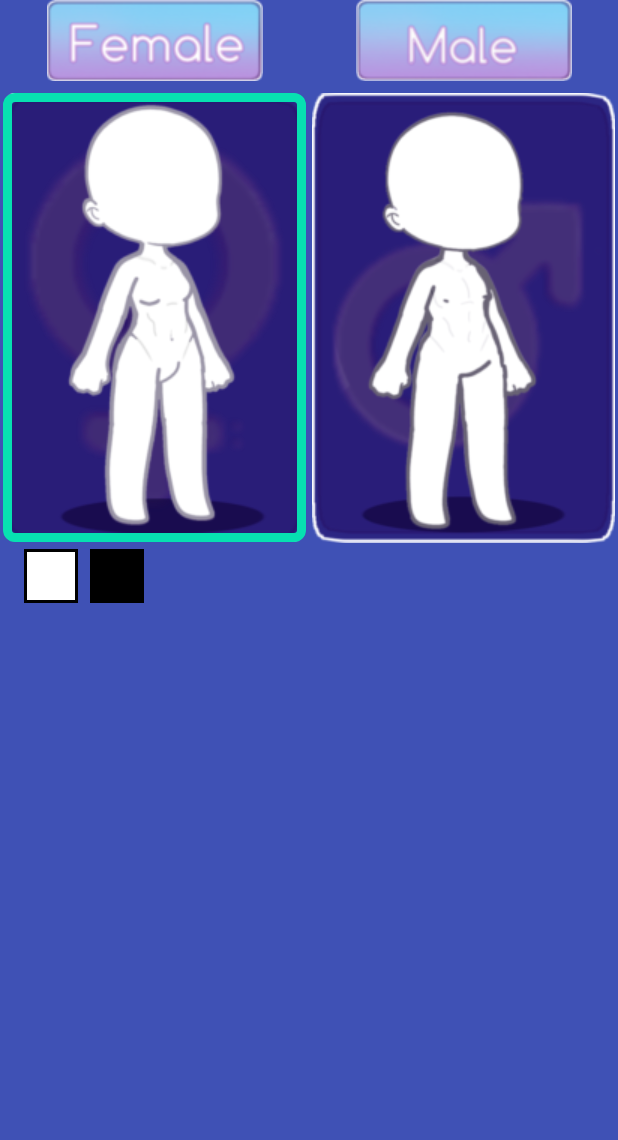
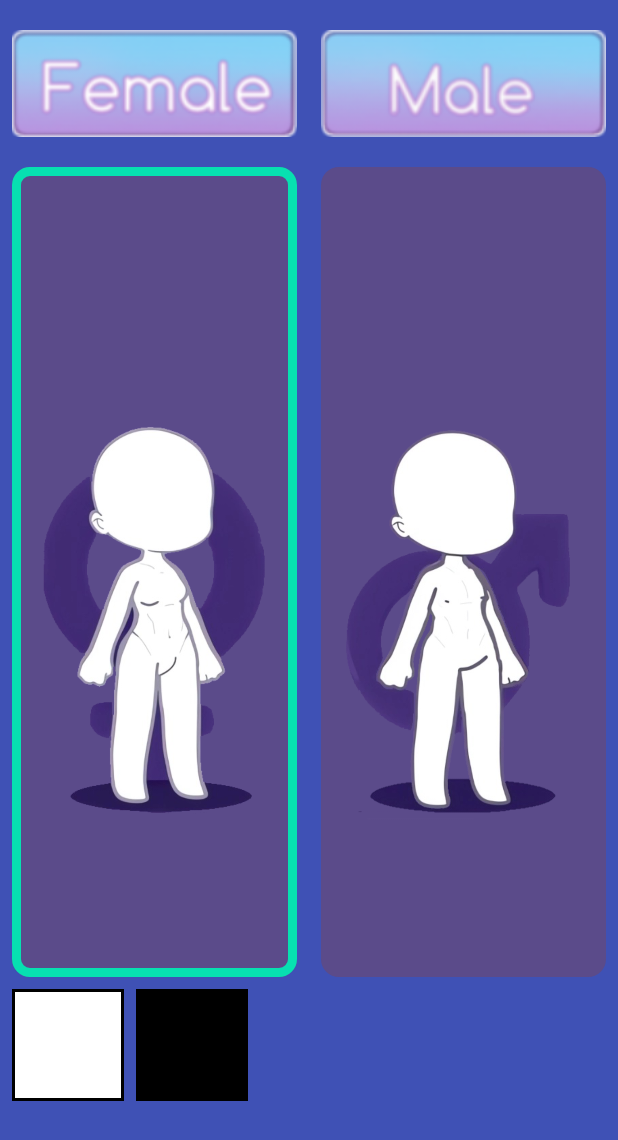
Before and after one commit to RodionShulik/TokiGame, an Android app built with Jetpack Compose: the @Preview function PreviewGenderCategory, on a phone screen of 412 x 824 dp. Shown: the top 1140 px of the screen. Run offline under Robolectric (Android 15) with nearby library versions, the phone set to English and light mode, and no system bars.

Commit message:
deleted getColor and made GenderCategory adaptive

```diff
--- a/app/src/main/java/com/example/toki/ui/MainViewModel.kt
+++ b/app/src/main/java/com/example/toki/ui/MainViewModel.kt
@@ -1,6 +1,5 @@
 package com.example.toki.ui
 
-import android.util.Log
 import androidx.compose.ui.graphics.Color
 import androidx.lifecycle.ViewModel
 import androidx.lifecycle.viewModelScope
@@ -15,8 +14,6 @@ class MainViewModel :ViewModel() {
     private var _character = MutableStateFlow<Character>(Character())
     val character = _character.asStateFlow()
 
-    private var _colorFLow = MutableStateFlow(Color.Transparent)
-    val colorFlow = _colorFLow.asStateFlow()
     fun setBody(gender:String){
         if(gender=="female"){
             _character.value = _character.value.copy(
@@ -61,14 +58,4 @@ class MainViewModel :ViewModel() {
         }
 
     }
-    fun getColor (element: String?){
-        when(element){
-
-            "body_contour" -> _colorFLow.value = _character.value.body.bodyContour.color
-            "body_filling" -> _colorFLow.value = _character.value.body.bodyFilling.color
-
-            else->_colorFLow.value = _character.value.body.bodyContour.color
-        }
-        Log.d("color_test", "FLOW:${_colorFLow.value}")
-    }
 }
--- a/app/src/main/java/com/example/toki/ui/compositions/ColorTile.kt
+++ b/app/src/main/java/com/example/toki/ui/compositions/ColorTile.kt
@@ -4,7 +4,7 @@ import androidx.compose.foundation.background
 import androidx.compose.foundation.border
 import androidx.compose.foundation.clickable
 import androidx.compose.foundation.layout.Box
-import androidx.compose.foundation.layout.size
+import androidx.compose.foundation.layout.fillMaxSize
 import androidx.compose.runtime.Composable
 import androidx.compose.ui.Modifier
 import androidx.compose.ui.graphics.Color
@@ -17,7 +17,7 @@ fun ColorTile(
     navigateToDestination: () ->Unit,
 ) {
     Box(modifier = modifier
-        .size(36.dp)
+        .fillMaxSize()
         .background(color)
         .border(width = 2.dp, color = Color.Black)
         .clickable {
--- a/app/src/main/java/com/example/toki/ui/screens/category/GenderCategory.kt
+++ b/app/src/main/java/com/example/toki/ui/screens/category/GenderCategory.kt
@@ -10,8 +10,14 @@ import androidx.compose.foundation.clickable
 import androidx.compose.foundation.layout.Arrangement
 import androidx.compose.foundation.layout.Column
 import androidx.compose.foundation.layout.Row
+import androidx.compose.foundation.layout.aspectRatio
 import androidx.compose.foundation.layout.fillMaxSize
+import androidx.compose.foundation.layout.fillMaxWidth
 import androidx.compose.foundation.layout.padding
+import androidx.compose.foundation.lazy.grid.GridCells
+import androidx.compose.foundation.lazy.grid.LazyVerticalGrid
+import androidx.compose.material3.Card
+import androidx.compose.material3.CardDefaults
 import androidx.compose.material3.MaterialTheme
 import androidx.compose.runtime.Composable
 import androidx.compose.runtime.collectAsState
@@ -35,7 +41,7 @@ import com.example.toki.ui.theme.TokiTheme
 @Composable
 fun GenderScreenStateful(
     mainViewModel: MainViewModel,
-    navigateToDestination: (String) ->Unit
+    navigateToDestination: (String) -> Unit
 ) {
     var selectedCard by rememberSaveable {
         mutableStateOf<String>("female")
@@ -59,12 +65,12 @@ fun GenderScreenStateless(
     modifier: Modifier = Modifier,
     selectedCard: String,
     onSelectedCardClick: (String) -> Unit,
-    navigateToDestination: (String) ->Unit,
-    contourColor:Color,
-    fillingColor:Color
+    navigateToDestination: (String) -> Unit,
+    contourColor: Color,
+    fillingColor: Color
 ) {
     Column(modifier = modifier.fillMaxSize()) {
-            Row(modifier = modifier) {
+        Row(modifier = modifier.weight(0.8f)) {
             GenderCard(
                 modifier = modifier.weight(0.5f),
                 label = R.drawable.female_card_label,
@@ -74,7 +80,8 @@ fun GenderScreenStateless(
                 onSelectedCardClick = { gender -> onSelectedCardClick(gender) }
             )
         GenderCard(
-                    modifier = modifier.weight(0.5f),
+            modifier = modifier
+                .weight(0.5f),
             label = R.drawable.male_card_label,
             content = R.drawable.male_card_content,
             contentDescription = "male",
@@ -82,20 +89,27 @@ fun GenderScreenStateless(
             onSelectedCardClick = { gender -> onSelectedCardClick(gender) }
         )
         }
-            Row(
-                modifier = modifier.padding(start = 16.dp , top = 4.dp),
-                horizontalArrangement = Arrangement.spacedBy(8.dp)
-            ){
+        LazyVerticalGrid(
+            modifier = Modifier.weight(0.2f).padding(start = 8.dp),
+            columns = GridCells.Fixed(5),
+            horizontalArrangement = Arrangement.spacedBy(8.dp),
+        ) {
+            item {
                 ColorTile(
+                    modifier = Modifier.aspectRatio(1f),
                     color = fillingColor,
-                    navigateToDestination = {navigateToDestination("body_filling")}
+                    navigateToDestination = { navigateToDestination("body_filling") }
                 )
+
+            }
+            item{
                 ColorTile(
+                    modifier = Modifier.aspectRatio(1f),
                     color = contourColor,
-                    navigateToDestination = {navigateToDestination("body_contour")}
+                    navigateToDestination = { navigateToDestination("body_contour") }
                 )
             }
-
+        }
     }
 }
 
@@ -123,28 +137,39 @@ fun GenderCard(
 
 
     Column(
-        modifier = modifier,
+        modifier = modifier.padding(8.dp),
         horizontalAlignment = Alignment.CenterHorizontally,
         verticalArrangement = Arrangement.spacedBy(8.dp)
     ) {
         Image(
+            modifier = Modifier.fillMaxWidth().weight(0.15f),
             painter = painterResource(id = label),
             contentDescription = contentDescription
         )
-        Image(
+        Card(
             modifier = Modifier
+                .weight(0.85f)
+                .fillMaxWidth()
                 .border(
                     width = borderDp,
                     color = Color(0xFF07e0b1),
-                    shape = MaterialTheme.shapes.small
+                    shape = MaterialTheme.shapes.medium
                 )
                 .clickable {
                     onSelectedCardClick(contentDescription)
                 },
+            colors = CardDefaults.cardColors(
+                containerColor = Color(0xFF5b4b8a)
+            ),
+            shape = MaterialTheme.shapes.medium
+        ) {
+            Image(
+                modifier = Modifier.fillMaxSize(),
                 painter = painterResource(id = content),
                 contentDescription = contentDescription,
                 contentScale = ContentScale.Fit
             )
+        }
     }
 }
 
```
Also changed, not shown: app/src/main/java/com/example/toki/ui/screens/colorpicker/ColorPickerScreen.kt (+4 -17 lines), app/src/main/res/drawable/female_body_contour.PNG (added), app/src/main/res/drawable/female_body_contour.png (deleted), app/src/main/res/drawable/female_card_content.PNG (added), app/src/main/res/drawable/female_card_content.png (deleted), app/src/main/res/drawable/male_body_contour.PNG (added), app/src/main/res/drawable/male_body_contour.png (deleted), app/src/main/res/drawable/male_card_content.PNG (added), app/src/main/res/drawable/male_card_content.png (deleted). Lines whose indentation alone changed are shown as unchanged.
